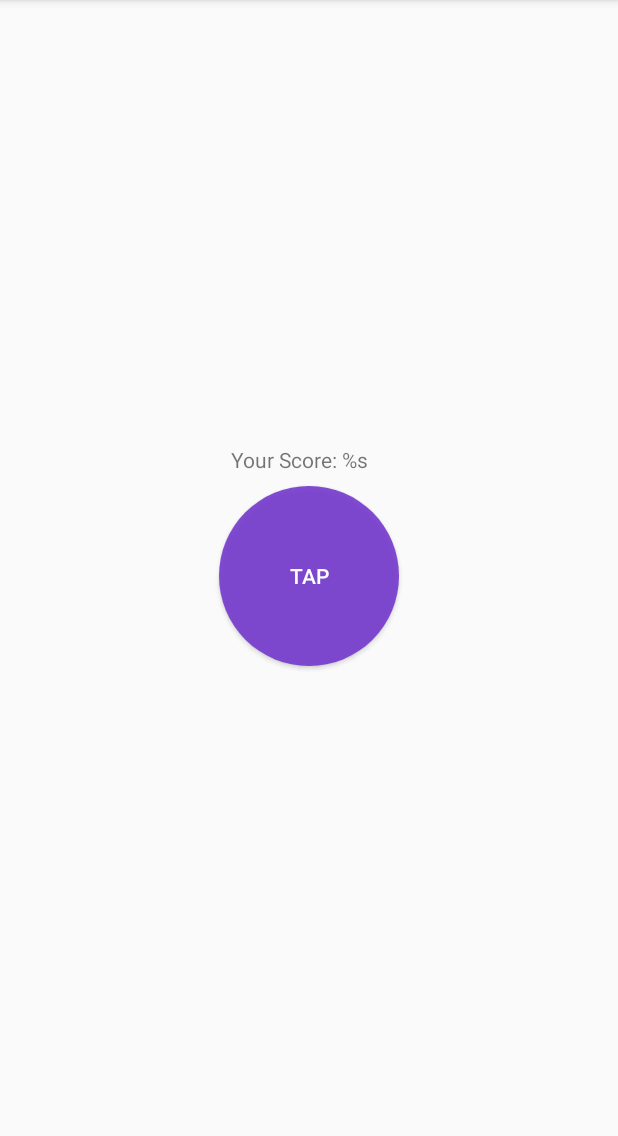
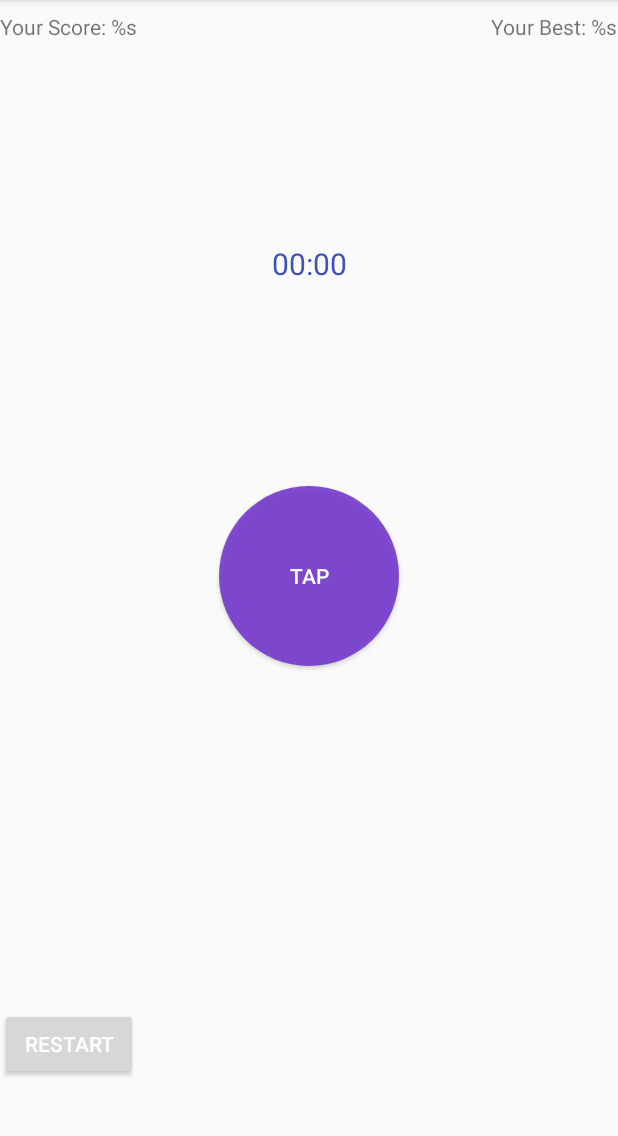
Before and after one commit to SrushtiPatel/MyCounter, an Android app: the screen it shows after launch (MainActivity), on a phone screen of 412 x 824 dp, the part 84-1220 px from its top. Run offline under Robolectric (Android 15) with nearby library versions, the phone set to English and light mode, and no system bars; our stand-ins replace ButterKnife.

Commit message:
- converted to kotlin

```diff
--- a/app/src/main/java/com/srushti/mycounter/MainActivity.kt
+++ b/app/src/main/java/com/srushti/mycounter/MainActivity.kt
@@ -2,11 +2,13 @@ package com.srushti.mycounter
 
 import android.content.Context
 import android.os.Bundle
+import android.os.CountDownTimer
 import android.support.v7.app.AppCompatActivity
 import android.view.View
 import android.widget.Button
 import android.widget.TextView
 import butterknife.ButterKnife
+import com.srushti.mycounter.utils.AppUtils
 
 class MainActivity : AppCompatActivity() {
 
@@ -15,9 +17,13 @@ class MainActivity : AppCompatActivity() {
 //    @BindView(R.id.tv_score)
 //    internal var mTvScore: TextView? = null
     lateinit var mBtnCounter: Button
+    lateinit var mBtnResetGame: Button
     lateinit var mTvScore: TextView
+    lateinit var mTvDisplayTime: TextView
     private var mSessionScore: Int = 0
     private var mContext: Context = this@MainActivity
+    private lateinit var mTimer: CountDownTimer
+    val COUNTDOWN_INTERVAL: Long = 1000
 
     override fun onCreate(savedInstanceState: Bundle?) {
         super.onCreate(savedInstanceState)
@@ -31,12 +37,15 @@ class MainActivity : AppCompatActivity() {
 
     private fun initViews() {
         mBtnCounter = findViewById(R.id.btn_counter)
-        mTvScore = findViewById(R.id.tv_score)
+        mBtnResetGame = findViewById(R.id.btn_reset)
+        mTvScore = findViewById(R.id.tv_your_score)
+        mTvDisplayTime = findViewById(R.id.tv_time)
     }
 
     private fun setListener() {
         mBtnCounter.setOnClickListener { view: View ->
             //                AppUtils.showToast(mContext, "button clicked");
+            startTimer()
             setSessionScore(++mSessionScore)
             //                mBtnCounter.setEnabled(true);
             //                Handler handler = new Handler();
@@ -48,10 +57,60 @@ class MainActivity : AppCompatActivity() {
             //                }, 100);
             AppUtils.startBounceAnimation(mContext, view)
         }
+
+        mBtnResetGame.setOnClickListener { view: View ->
+            stopTimer()
+        }
     }
 
 
     private fun setSessionScore(pIntScore: Int) {
         mTvScore.text = String.format(getString(R.string.txt_your_score), pIntScore)
     }
+
+    private fun startTimer() {
+        if(null == mTimer){
+            mTimer = getTimer(60 * 1000, COUNTDOWN_INTERVAL).start()
+        } else {
+            resumeTimer()
+        }
+    }
+
+    private fun getTimer(pDuration: Long, pIntCountDownInterval: Long): CountDownTimer {
+        return object : CountDownTimer(pDuration, pIntCountDownInterval) {
+            override fun onFinish() {
+                onTimeUp();
+            }
+
+            override fun onTick(pTimeRemaining: Long) {
+                showTimeOnScreen(pTimeRemaining);
+            }
+
+        }
+    }
+
+    private fun showTimeOnScreen(pTimeRemaining: Long) {
+        val time = pTimeRemaining / 1000
+        setTimerValue(time.toString())
+    }
+
+    private fun setTimerValue(strTime: String) {
+        mTvDisplayTime.text = strTime
+    }
+
+    private fun onTimeUp() {
+        AppUtils.showToast(this, "Time up!!!")
+    }
+
+    private fun stopTimer() {
+        mTimer.cancel()
+    }
+
+    private fun pauseTimer() {
+        mTimer.cancel()
+    }
+
+    private fun resumeTimer() {
+
+    }
 }
--- a/app/src/main/java/com/srushti/mycounter/MyBounceInterpolator.kt
+++ b/app/src/main/java/com/srushti/mycounter/animutils/MyBounceInterpolator.kt
@@ -1,4 +1,4 @@
-package com.srushti.mycounter
+package com.srushti.mycounter.animutils
 
 class MyBounceInterpolator internal constructor(amplitude: Double, frequency: Double) : android.view.animation.Interpolator {
     private var mAmplitude = 1.0
--- a/app/src/main/java/com/srushti/mycounter/AppUtils.kt
+++ b/app/src/main/java/com/srushti/mycounter/utils/AppUtils.kt
@@ -1,9 +1,11 @@
-package com.srushti.mycounter
+package com.srushti.mycounter.utils
 
 import android.content.Context
 import android.view.View
 import android.view.animation.AnimationUtils
 import android.widget.Toast
+import com.srushti.mycounter.animutils.MyBounceInterpolator
+import com.srushti.mycounter.R
 
 object AppUtils {
 
--- /dev/null
+++ b/app/src/main/res/drawable/btn_rectangle_filled.xml
@@ -0,0 +1,8 @@
+<?xml version="1.0" encoding="utf-8"?>
+<shape xmlns:android="http://schemas.android.com/apk/res/android"
+    android:shape="rectangle">
+    <corners android:radius="2dp" />
+    <solid android:color="@color/colorAccent" />
+    <stroke
+        android:color="@color/colorPrimaryDark" />
+</shape>
--- a/app/src/main/res/layout/activity_main.xml
+++ b/app/src/main/res/layout/activity_main.xml
@@ -19,13 +19,47 @@
         android:stateListAnimator="@drawable/button_statelist_selector"
         android:textColor="@color/white"
         tools:text="@string/txt_tap" />
+
     <TextView
-        android:id="@+id/tv_score"
+        android:id="@+id/tv_time"
+        style="@style/CountDownTimer"
+        android:layout_width="match_parent"
+        android:layout_height="wrap_content"
+        android:layout_margin="@dimen/dimen_8dp"
+        android:gravity="center"
+        android:padding="@dimen/dimen_16dp"
+        android:text="00:00"
+        app:layout_constraintBottom_toTopOf="@id/btn_counter"
+        app:layout_constraintLeft_toLeftOf="@id/btn_counter"
+        app:layout_constraintTop_toBottomOf="@+id/tv_your_score" />
+
+    <TextView
+        android:id="@+id/tv_your_score"
         android:layout_width="wrap_content"
         android:layout_height="wrap_content"
-        app:layout_constraintBottom_toTopOf="@id/btn_counter"
-        app:layout_constraintLeft_toLeftOf="@id/btn_counter"
-        android:layout_margin="@dimen/dimen_8dp"
+        android:layout_marginTop="8dp"
         android:text="@string/txt_your_score"
-        />
+        app:layout_constraintLeft_toLeftOf="parent"
+        app:layout_constraintTop_toTopOf="parent" />
+
+    <TextView
+        android:id="@+id/tv_your_best_score"
+        android:layout_width="wrap_content"
+        android:layout_height="wrap_content"
+        android:text="@string/txt_your_best"
+        app:layout_constraintBottom_toBottomOf="@+id/tv_your_score"
+        app:layout_constraintEnd_toEndOf="parent"
+        app:layout_constraintRight_toRightOf="parent" />
+
+    <Button
+        android:id="@+id/btn_reset"
+        style="@style/ButtonNormal"
+        android:layout_width="wrap_content"
+        android:layout_height="wrap_content"
+        android:layout_marginBottom="@dimen/dimen_48dp"
+        android:text="Restart"
+        app:layout_constraintBottom_toBottomOf="parent"
+        tools:layout_editor_absoluteX="148dp" />
+
+
 </android.support.constraint.ConstraintLayout>
--- a/app/src/main/res/values/dimens.xml
+++ b/app/src/main/res/values/dimens.xml
@@ -1,7 +1,19 @@
 <?xml version="1.0" encoding="utf-8"?>
 <resources>
+    <dimen name="text_12sp">12sp</dimen>
+    <dimen name="text_13sp">13sp</dimen>
+    <dimen name="text_14sp">14sp</dimen>
+    <dimen name="text_16sp">16sp</dimen>
+    <dimen name="text_18sp">18sp</dimen>
+    <dimen name="text_20sp">20sp</dimen>
+    <dimen name="text_22sp">22sp</dimen>
+
     <dimen name="circle_border_width">24dp</dimen>
     <dimen name="dimen_100dp">100dp</dimen>
     <dimen name="dimen_120dp">120dp</dimen>
     <dimen name="dimen_8dp">8dp</dimen>
+    <dimen name="dimen_16dp">16dp</dimen>
+    <dimen name="dimen_24dp">24dp</dimen>
+    <dimen name="dimen_48dp">48dp</dimen>
+
 </resources>
--- a/app/src/main/res/values/strings.xml
+++ b/app/src/main/res/values/strings.xml
@@ -2,4 +2,5 @@
     <string name="app_name">MyCounter</string>
     <string name="txt_tap">Tap</string>
     <string name="txt_your_score">Your Score: %s</string>
+    <string name="txt_your_best">Your Best: %s</string>
 </resources>
--- a/app/src/main/res/values/styles.xml
+++ b/app/src/main/res/values/styles.xml
@@ -8,4 +8,19 @@
         <item name="colorAccent">@color/colorAccent</item>
     </style>
 
+    <style name="CountDownTimer">
+        <item name="android:textColor">@color/colorPrimary</item>
+        <item name="android:textSize">@dimen/text_20sp</item>
+    </style>
+
+    <style name="ButtonNormal" parent="Base.Widget.AppCompat.Button">
+        <item name="android:textColor">@color/white</item>
+        <item name="android:textSize">@dimen/text_14sp</item>
+        <item name="android:textAllCaps">true</item>
+        <item name="android:paddingStart">@dimen/dimen_16dp</item>
+        <item name="android:paddingEnd">@dimen/dimen_16dp</item>
+        <item name="android:paddingTop">@dimen/dimen_8dp</item>
+        <item name="android:paddingBottom">@dimen/dimen_8dp</item>
+        <item name="background">@drawable/btn_rectangle_filled</item>
+    </style>
 </resources>
```
